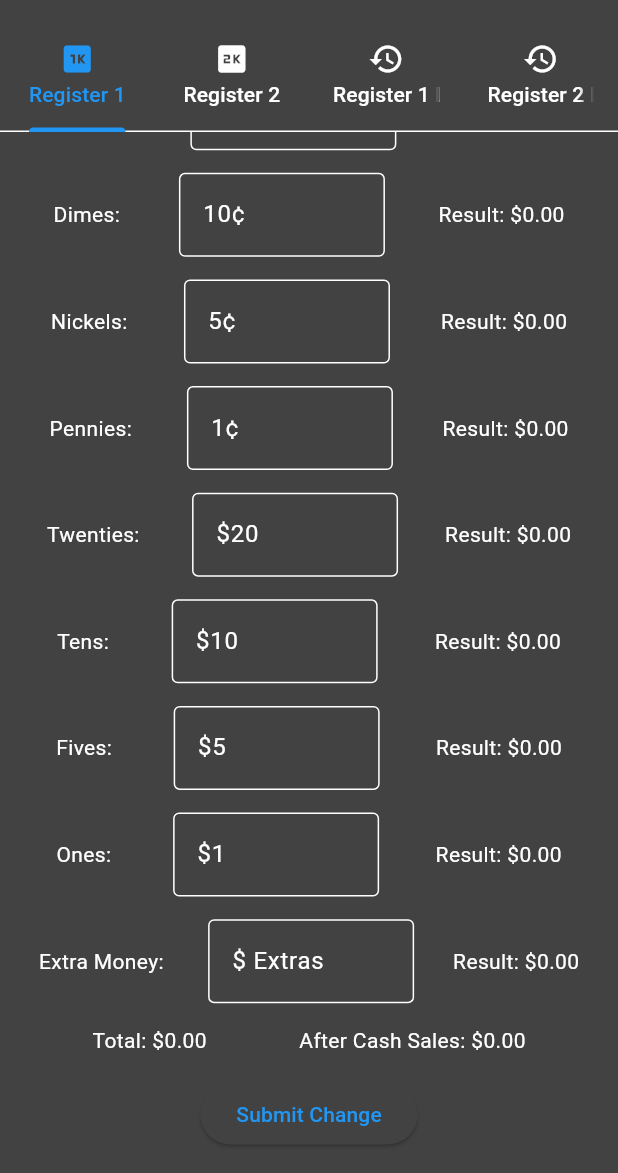
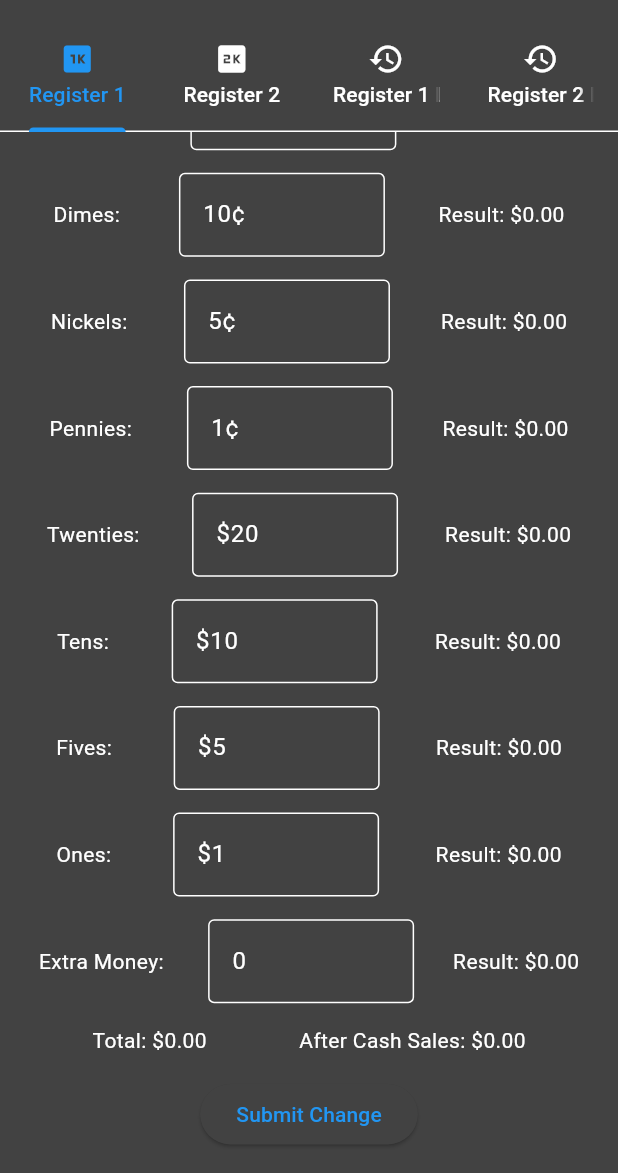
Before and after one commit to Defaulti0/flutter_calculator, a Flutter app: the screen it shows after launch, scrolled down 130 dp, on a phone screen of 412 x 824 dp, the part 63-1236 px from its top. Run offline on Flutter 3.47's test engine with Material 3 defaults, Android fonts, the phone set to English and light mode, and no system bars; drawn by our look-alikes of dynamic_color; our stand-ins replace currency_text_input_formatter, supabase_flutter; accounts and stored records are empty.

Commit message:
Changed Extra initVals

```diff
--- a/lib/main.dart
+++ b/lib/main.dart
@@ -203,8 +203,8 @@ class _RegCalcState extends State<RegCalc> with SingleTickerProviderStateMixin {
   late TextEditingController fives2 = TextEditingController();
   late TextEditingController tens2 = TextEditingController();
   late TextEditingController twent2 = TextEditingController();
-  late TextEditingController extra = TextEditingController();
-  late TextEditingController extra2 = TextEditingController();
+  late TextEditingController extra = TextEditingController(text: "0");
+  late TextEditingController extra2 = TextEditingController(text: "0");
   late TextEditingController cashSales = TextEditingController(text: "\$0");
   late TextEditingController cashSales2 = TextEditingController(text: "\$0");
 
```
